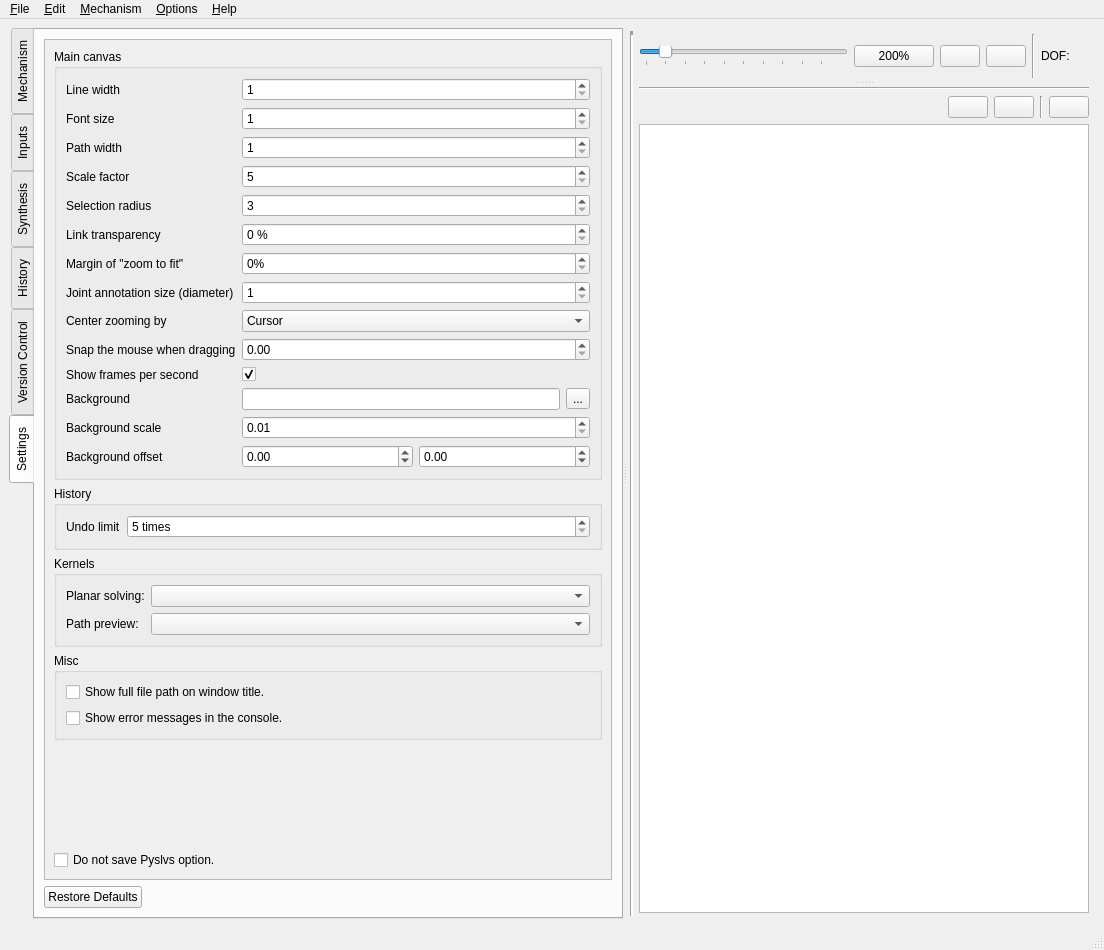
The window that core/main.ui (KmolYuan/Pyslvs-UI) describes before a commit, drawn with Qt 5.
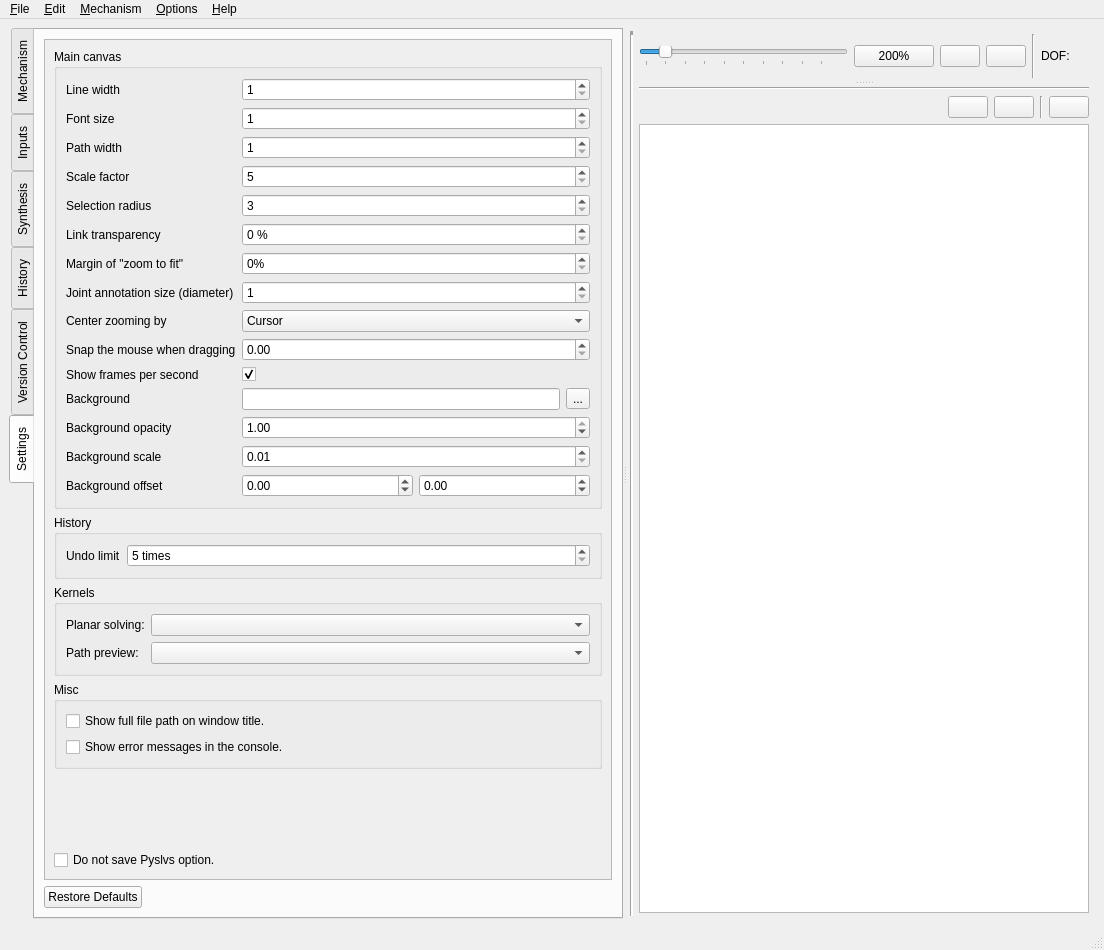
The same window after the commit. The open tabs and pages were chosen to show the change. Icons and pictures are not drawn.

Commit message: Comment format adjustment and add "background opacity" option.

```diff
--- a/core/main.ui
+++ b/core/main.ui
@@ -542,8 +542,8 @@
                  <rect>
                   <x>0</x>
                   <y>0</y>
-                  <width>561</width>
-                  <height>1033</height>
+                  <width>517</width>
+                  <height>834</height>
                  </rect>
                 </property>
                 <layout class="QVBoxLayout" name="verticalLayout_3">
@@ -774,14 +774,14 @@
                       </item>
                      </layout>
                     </item>
-                    <item row="14" column="0">
+                    <item row="15" column="0">
                      <widget class="QLabel" name="background_offset_label">
                       <property name="text">
                        <string>Background offset</string>
                       </property>
                      </widget>
                     </item>
-                    <item row="14" column="1">
+                    <item row="15" column="1">
                      <layout class="QHBoxLayout" name="background_offset_layout">
                       <item>
                        <widget class="QDoubleSpinBox" name="background_offset_x_option">
@@ -805,14 +805,14 @@
                       </item>
                      </layout>
                     </item>
-                    <item row="13" column="0">
+                    <item row="14" column="0">
                      <widget class="QLabel" name="background_scale_label">
                       <property name="text">
                        <string>Background scale</string>
                       </property>
                      </widget>
                     </item>
-                    <item row="13" column="1">
+                    <item row="14" column="1">
                      <widget class="QDoubleSpinBox" name="background_scale_option">
                       <property name="minimum">
                        <double>0.010000000000000</double>
@@ -825,6 +825,26 @@
                       </property>
                      </widget>
                     </item>
+                    <item row="13" column="0">
+                     <widget class="QLabel" name="background_opacity_label">
+                      <property name="text">
+                       <string>Background opacity</string>
+                      </property>
+                     </widget>
+                    </item>
+                    <item row="13" column="1">
+                     <widget class="QDoubleSpinBox" name="background_opacity_option">
+                      <property name="maximum">
+                       <double>1.000000000000000</double>
+                      </property>
+                      <property name="singleStep">
+                       <double>0.100000000000000</double>
+                      </property>
+                      <property name="value">
+                       <double>1.000000000000000</double>
+                      </property>
+                     </widget>
+                    </item>
                    </layout>
                   </widget>
                  </item>
```
Left out of the diff: 2 changed lines with no effect on the pictures. The commit also changes 37 other files.
